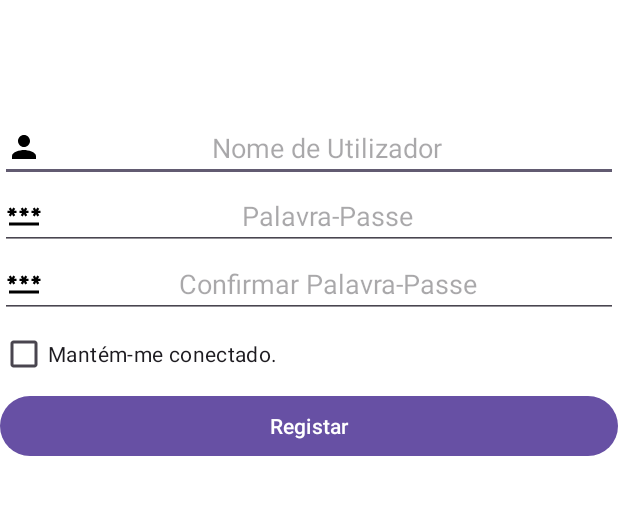
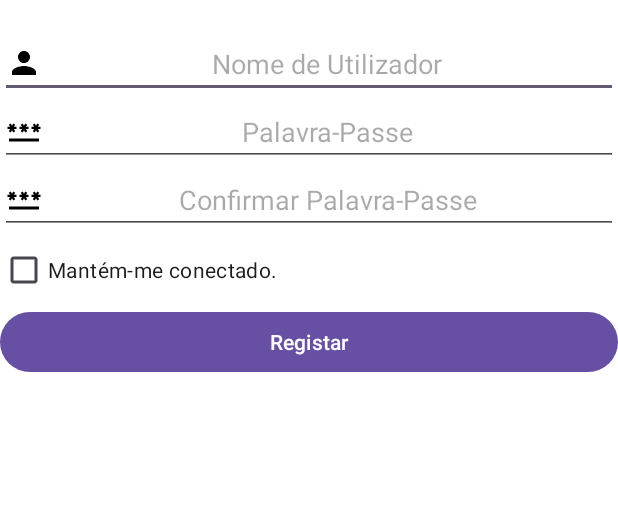
Before and after one commit to vascosilverio/AvistaDAM, an Android app: the SignupActivity screen opened directly, with no data from a screen before it, on a phone screen of 412 x 824 dp, the part 330-845 px from its top. Run offline under Robolectric (Android 15) with nearby library versions, the phone set to English and light mode, and no system bars; libraries missing offline, so code that uses them is left out: at.favre.lib.

Commit message:
Adição de segurança à autenticação automática

```diff
--- a/app/src/main/java/com/example/avista/ui/LoginActivity.kt
+++ b/app/src/main/java/com/example/avista/ui/LoginActivity.kt
@@ -67,9 +67,10 @@ class LoginActivity : AppCompatActivity() {
 
                             if (utilizadorIterado.userId == utilizador && verificarPalavraPasse(palavraPasse, utilizadorIterado.password)) {
                                 if(binding.checkboxLogged.isChecked) {
-                                    val sharedPref = getSharedPreferences("utilizador", MODE_PRIVATE)
+                                    val sharedPref = getSharedPreferences("utilizadorAutenticado", MODE_PRIVATE)
                                     val editor = sharedPref.edit()
-                                    editor.putString("utilizador", utilizador)
+                                    editor.putString("utilizador", utilizadorIterado.userId)
+                                    editor.putString("pwEncriptada", utilizadorIterado.password)
                                     editor.apply()
                                 }
                                 var intent = Intent(this@LoginActivity, MainActivity::class.java)
--- a/app/src/main/res/layout/activity_signup.xml
+++ b/app/src/main/res/layout/activity_signup.xml
@@ -6,6 +6,20 @@
     android:layout_height="match_parent"
     tools:context=".ui.SignupActivity"
     android:background="@color/white">
+
+    <ScrollView
+        android:layout_width="match_parent"
+        android:layout_height="match_parent">
+
+        <RelativeLayout
+            android:layout_width="match_parent"
+            android:layout_height="wrap_content">
+
+            <LinearLayout
+                android:layout_width="match_parent"
+                android:layout_height="wrap_content"
+                android:layout_centerInParent="true"
+                android:orientation="vertical">
 
                 <ImageView
                     android:layout_width="match_parent"
@@ -16,12 +30,6 @@
                     android:layout_marginEnd="20dp"
                     android:layout_marginBottom="20dp"
                     android:src="@drawable/bird_logo" />
-
-    <LinearLayout
-        android:layout_width="match_parent"
-        android:layout_height="wrap_content"
-        android:layout_centerInParent="true"
-        android:orientation="vertical">
 
                 <EditText
                     android:drawableStart="@drawable/baseline_person_24"
@@ -62,5 +70,6 @@
                     android:text="@string/registar"/>
 
             </LinearLayout>
-
         </RelativeLayout>
+    </ScrollView>
+</RelativeLayout>
--- a/app/src/main/res/values/colors.xml
+++ b/app/src/main/res/values/colors.xml
@@ -4,4 +4,5 @@
     <color name="white">#FFFFFFFF</color>
     <color name="color">#12345678</color>
     <color name="red">#FF0000</color>
+    <color name="cardColor">#EEEEEE</color>
 </resources>
```
Also changed, not shown: app/src/main/java/com/example/avista/ui/SplashScreenActivity.kt (+60 -7 lines), app/src/main/res/layout/activity_main.xml (+4 -4 lines), app/src/main/res/layout/cell_observacao.xml (+7 -2 lines). Lines whose indentation alone changed are shown as unchanged.
